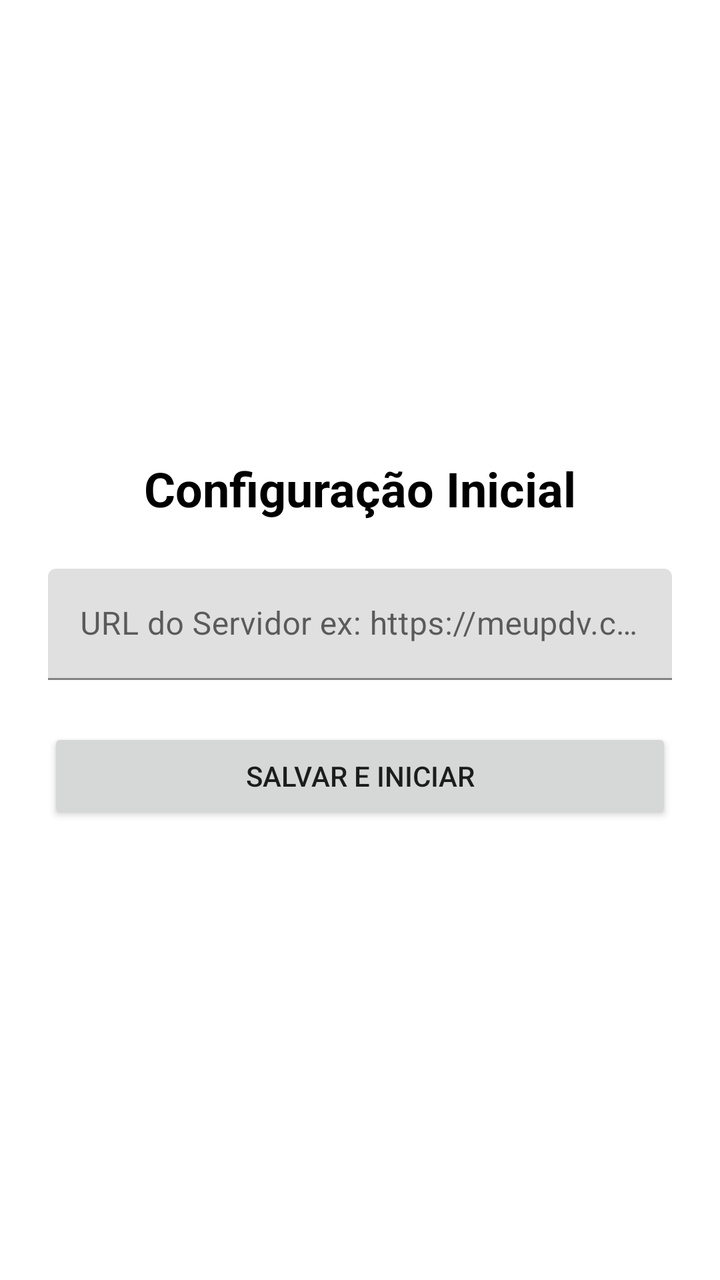
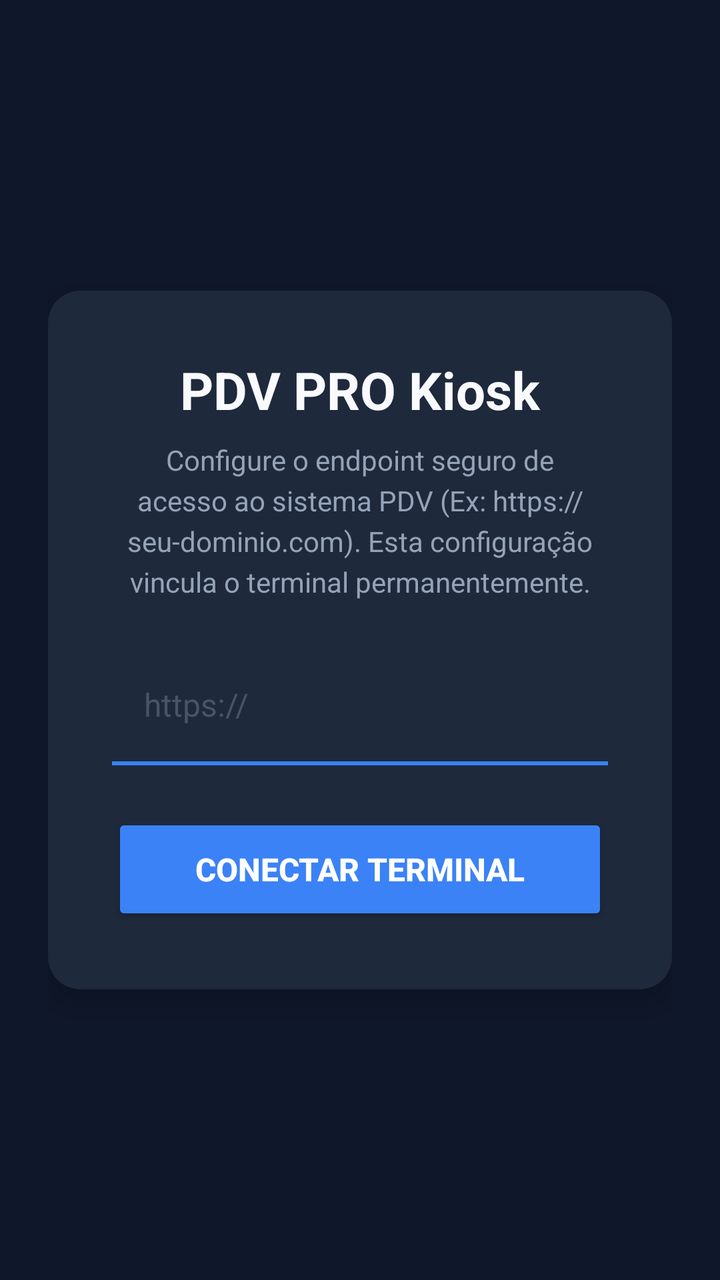

Before-and-after screenshots of an Android layout around one commit, followed by the original layout XML and the change that was made.
<!-- AndroidManifest.xml: application theme Theme.KioskPDV -->
<!-- res/layout/activity_main.xml -->
<?xml version="1.0" encoding="utf-8"?>
<FrameLayout xmlns:android="http://schemas.android.com/apk/res/android"
    xmlns:tools="http://schemas.android.com/tools"
    android:layout_width="match_parent"
    android:layout_height="match_parent"
    tools:context=".MainActivity">

    
    <WebView
        android:id="@+id/webview"
        android:layout_width="match_parent"
        android:layout_height="match_parent"
        android:visibility="gone" />

    
    <LinearLayout
        android:id="@+id/configContainer"
        android:layout_width="match_parent"
        android:layout_height="match_parent"
        android:orientation="vertical"
        android:gravity="center"
        android:padding="24dp"
        android:background="@color/white"
        android:visibility="visible">

        <TextView
            android:layout_width="wrap_content"
            android:layout_height="wrap_content"
            android:text="@string/config_title"
            android:textSize="24sp"
            android:textStyle="bold"
            android:layout_marginBottom="24dp"
            android:textColor="@color/black"/>

        <com.google.android.material.textfield.TextInputLayout
            android:layout_width="match_parent"
            android:layout_height="wrap_content"
            android:hint="@string/server_url_hint">

            <com.google.android.material.textfield.TextInputEditText
                android:id="@+id/etServerUrl"
                android:layout_width="match_parent"
                android:layout_height="wrap_content"
                android:inputType="textUri"
                android:textColor="@color/black"/>
        </com.google.android.material.textfield.TextInputLayout>

        <Button
            android:id="@+id/btnSave"
            android:layout_width="match_parent"
            android:layout_height="wrap_content"
            android:text="@string/save_and_start"
            android:layout_marginTop="24dp"/>

    </LinearLayout>

</FrameLayout>
<!-- resources referenced by this layout -->
<resources>
  <color name="black">#FF000000</color>
  <color name="white">#FFFFFFFF</color>
  <string name="config_title">Configuração Inicial</string>
  <string name="save_and_start">Salvar e Iniciar</string>
  <string name="server_url_hint">URL do Servidor ex: https://meupdv.com</string>
  <style name="Theme.KioskPDV" parent="Theme.MaterialComponents.DayNight.NoActionBar">
          
          <item name="colorPrimary">@color/purple_500</item>
          <item name="colorPrimaryVariant">@color/purple_700</item>
          <item name="colorOnPrimary">@color/white</item>
          
          <item name="colorSecondary">@color/teal_200</item>
          <item name="colorSecondaryVariant">@color/teal_700</item>
          <item name="colorOnSecondary">@color/black</item>
          
          <item name="android:statusBarColor">?attr/colorPrimaryVariant</item>
          
      </style>
  <color name="purple_500">#FF6200EE</color>
  <color name="purple_700">#FF3700B3</color>
  <color name="teal_200">#FF03DAC5</color>
  <color name="teal_700">#FF018786</color>
</resources>

<!-- the commit's change to res/layout/activity_main.xml (unified diff, before → after) -->
@@ -1,8 +1,10 @@
 <?xml version="1.0" encoding="utf-8"?>
 <FrameLayout xmlns:android="http://schemas.android.com/apk/res/android"
+    xmlns:app="http://schemas.android.com/apk/res-auto"
     xmlns:tools="http://schemas.android.com/tools"
     android:layout_width="match_parent"
     android:layout_height="match_parent"
+    android:background="#0f172a"
     tools:context=".MainActivity">
 
     
@@ -20,38 +22,77 @@
         android:orientation="vertical"
         android:gravity="center"
         android:padding="24dp"
-        android:background="@color/white"
+        android:background="#0f172a"
         android:visibility="visible">
 
-        <TextView
-            android:layout_width="wrap_content"
-            android:layout_height="wrap_content"
-            android:text="@string/config_title"
-            android:textSize="24sp"
-            android:textStyle="bold"
-            android:layout_marginBottom="24dp"
-            android:textColor="@color/black"/>
-
-        <com.google.android.material.textfield.TextInputLayout
+        <androidx.cardview.widget.CardView
             android:layout_width="match_parent"
             android:layout_height="wrap_content"
-            android:hint="@string/server_url_hint">
+            app:cardCornerRadius="16dp"
+            app:cardElevation="8dp"
+            app:cardBackgroundColor="#1e293b">
 
-            <com.google.android.material.textfield.TextInputEditText
-                android:id="@+id/etServerUrl"
+            <LinearLayout
                 android:layout_width="match_parent"
                 android:layout_height="wrap_content"
-                android:inputType="textUri"
-                android:textColor="@color/black"/>
-        </com.google.android.material.textfield.TextInputLayout>
+                android:orientation="vertical"
+                android:padding="32dp">
 
-        <Button
-            android:id="@+id/btnSave"
-            android:layout_width="match_parent"
-            android:layout_height="wrap_content"
-            android:text="@string/save_and_start"
-            android:layout_marginTop="24dp"/>
+                <TextView
+                    android:layout_width="match_parent"
+                    android:layout_height="wrap_content"
+                    android:text="PDV PRO Kiosk"
+                    android:textSize="26sp"
+                    android:textStyle="bold"
+                    android:gravity="center"
+                    android:textColor="#f8fafc"
+                    android:layout_marginBottom="8dp"/>
 
+                <TextView
+                    android:layout_width="match_parent"
+                    android:layout_height="wrap_content"
+                    android:text="Configure o endpoint seguro de acesso ao sistema PDV (Ex: https://seu-dominio.com). Esta configuração vincula o terminal permanentemente."
+                    android:textSize="14sp"
+                    android:gravity="center"
+                    android:textColor="#94a3b8"
+                    android:lineSpacingExtra="4dp"
+                    android:layout_marginBottom="24dp"/>
+
+                <EditText
+                    android:id="@+id/etServerUrl"
+                    android:layout_width="match_parent"
+                    android:layout_height="56dp"
+                    android:background="@android:color/transparent"
+                    android:backgroundTint="#0f172a"
+                    android:paddingHorizontal="16dp"
+                    android:inputType="textUri"
+                    android:hint="https://"
+                    android:textColorHint="#475569"
+                    android:textColor="#f8fafc"
+                    android:textSize="16sp"
+                    android:maxLines="1"
+                    android:layout_marginBottom="24dp"
+                    android:theme="@style/ThemeOverlay.AppCompat.Dark"/>
+                    
+                <View
+                    android:layout_width="match_parent"
+                    android:layout_height="2dp"
+                    android:background="#3b82f6"
+                    android:layout_marginTop="-24dp"
+                    android:layout_marginBottom="24dp"/>
+
+                <Button
+                    android:id="@+id/btnSave"
+                    android:layout_width="match_parent"
+                    android:layout_height="56dp"
+                    android:text="CONECTAR TERMINAL"
+                    android:textColor="#ffffff"
+                    android:textSize="16sp"
+                    android:textStyle="bold"
+                    android:backgroundTint="#3b82f6"
+                    app:cornerRadius="8dp"/>
+
+            </LinearLayout>
+        </androidx.cardview.widget.CardView>
     </LinearLayout>
-
 </FrameLayout>
<!-- resource entries referenced after the edit -->
@@ -1,10 +1,5 @@
 <!-- resources referenced by this layout -->
 <resources>
-  <color name="black">#FF000000</color>
-  <color name="white">#FFFFFFFF</color>
-  <string name="config_title">Configuração Inicial</string>
-  <string name="save_and_start">Salvar e Iniciar</string>
-  <string name="server_url_hint">URL do Servidor ex: https://meupdv.com</string>
   <style name="Theme.KioskPDV" parent="Theme.MaterialComponents.DayNight.NoActionBar">
           
           <item name="colorPrimary">@color/purple_500</item>
@@ -20,7 +15,9 @@
       </style>
   <color name="purple_500">#FF6200EE</color>
   <color name="purple_700">#FF3700B3</color>
+  <color name="white">#FFFFFFFF</color>
   <color name="teal_200">#FF03DAC5</color>
   <color name="teal_700">#FF018786</color>
+  <color name="black">#FF000000</color>
 </resources>
 
